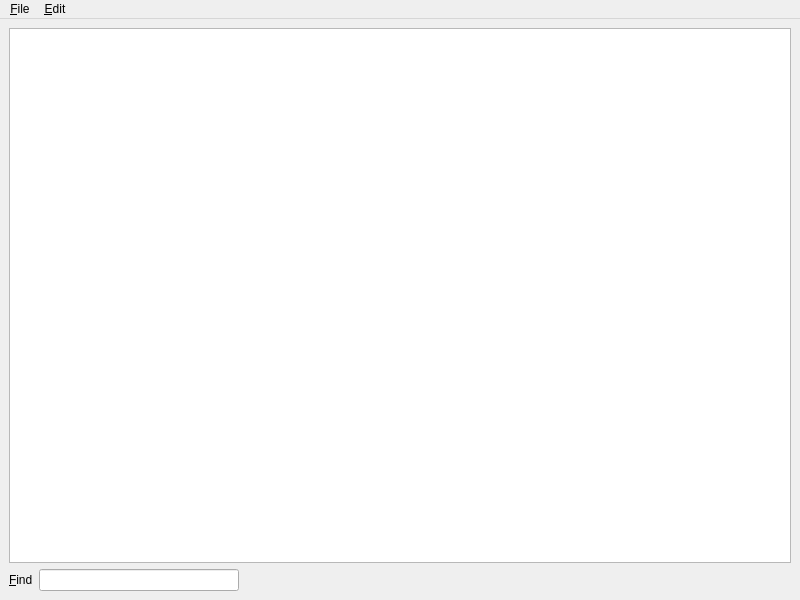
textbrowser/spot-on, file branches/trunk/UI/spot-on-documentation.ui: the form before one commit.
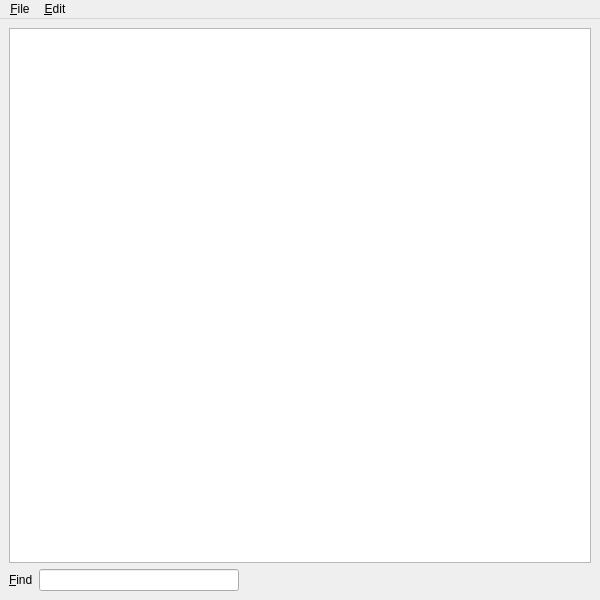
The form after the commit. Icons and pictures are not drawn.

```diff
--- a/branches/trunk/UI/spot-on-documentation.ui
+++ b/branches/trunk/UI/spot-on-documentation.ui
@@ -6,7 +6,7 @@
    <rect>
     <x>0</x>
     <y>0</y>
-    <width>800</width>
+    <width>600</width>
     <height>600</height>
    </rect>
   </property>
@@ -79,8 +79,8 @@
     <rect>
      <x>0</x>
      <y>0</y>
-     <width>800</width>
-     <height>19</height>
+     <width>600</width>
+     <height>31</height>
     </rect>
    </property>
    <widget class="QMenu" name="menu_File">
```
